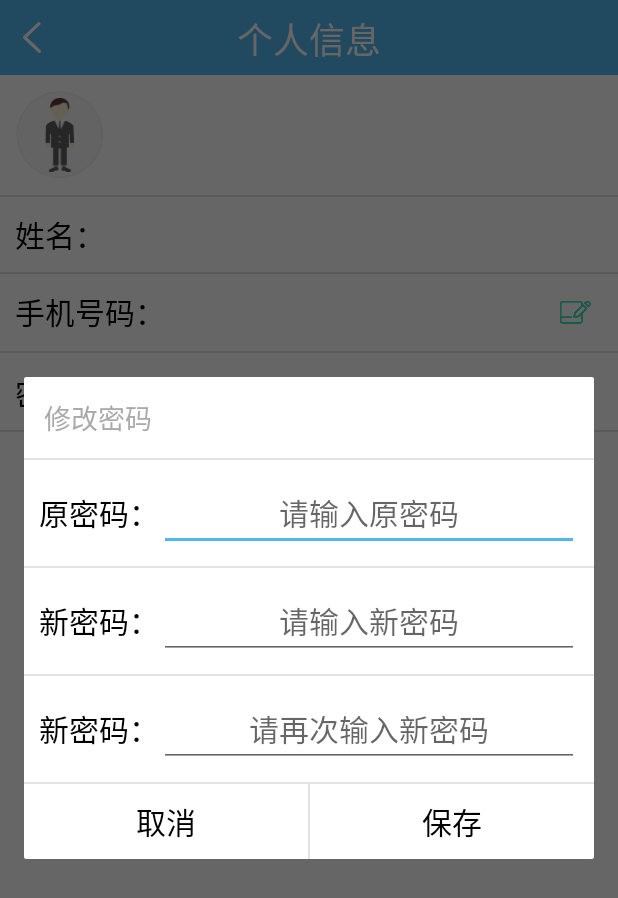
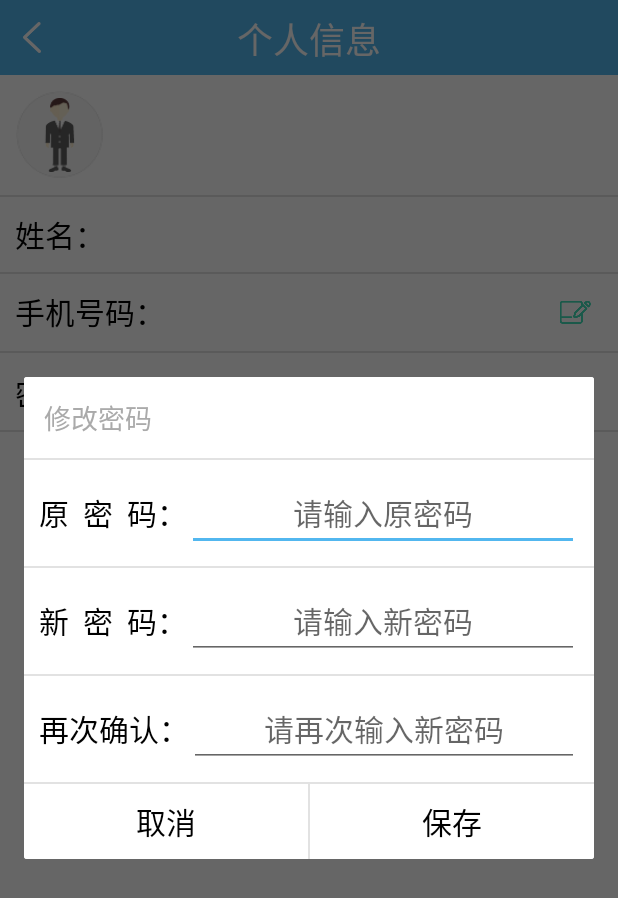
Before and after one commit to Qdddd/xunjian, an Android app: the MyInfoActivity screen opened directly, with no data from a screen before it, after a tap on an icon or button, on a phone screen of 412 x 824 dp. Shown: the top 898 px of the screen. Run offline under Robolectric (Android 15) with nearby library versions, the phone set to English and light mode, and no system bars; libraries missing offline, so code that uses them is left out: com.readystatesoftware.systembartint; network calls fail; 1 statement that could not run was skipped.

Commit message:
我的----详情--密码,手脚修改

```diff
--- a/app/src/main/java/com/yunwei/xunjian/util/Constants.java
+++ b/app/src/main/java/com/yunwei/xunjian/util/Constants.java
@@ -49,7 +49,7 @@ public class Constants {
     public static final String MY_INFO = BASIC_URL + "/user/getUserInfo";
 
     /*修改身份证号和电话号码*/
-    public static final String MODIFY_IDC_AND_PHONE = BASIC_URL + "/realUser/changeIdcNoAndPhone";
+    public static final String MODIFY_IDC_AND_PHONE = BASIC_URL + "/user/updatePhoneByOrganizCode";
 
     /*查看问题反馈*/
     public static final String GET_FEEDBACK = BASIC_URL + "/feedback/getFeedback";
@@ -61,5 +61,5 @@ public class Constants {
     public static final String ADD_FEEDBACK_WITH_PICTURE = BASIC_URL + "/feedback/addFeedbackPic";
 
     /*修改密码*/
-    public static final String MODIFY_PASSWORD = BASIC_URL + "/changePassword";
+    public static final String MODIFY_PASSWORD = BASIC_URL + "/user/updatePwByOrganizCode";
 }
--- a/app/src/main/res/layout/dialog_3.xml
+++ b/app/src/main/res/layout/dialog_3.xml
@@ -35,7 +35,7 @@
             android:id="@+id/old_psd"
             android:layout_width="wrap_content"
             android:layout_height="wrap_content"
-            android:text="原密码："
+            android:text="原  密  码："
             android:textColor="@color/black"
             android:textSize="20sp"
             android:layout_centerVertical="true"/>
@@ -46,7 +46,8 @@
             android:layout_height="wrap_content"
             android:textSize="20sp"
             android:gravity="center"
-            android:layout_toEndOf="@+id/old_psd"/>
+            android:layout_toEndOf="@+id/old_psd"
+            android:inputType="numberPassword"/>
     </RelativeLayout>
 
     <RelativeLayout
@@ -60,7 +61,7 @@
             android:id="@+id/new_psd"
             android:layout_width="wrap_content"
             android:layout_height="wrap_content"
-            android:text="新密码："
+            android:text="新  密  码："
             android:textColor="@color/black"
             android:textSize="20sp"
             android:layout_centerVertical="true"
@@ -72,7 +73,8 @@
             android:layout_height="wrap_content"
             android:textSize="20sp"
             android:gravity="center"
-            android:layout_toEndOf="@+id/new_psd"/>
+            android:layout_toEndOf="@+id/new_psd"
+            android:inputType="numberPassword"/>
     </RelativeLayout>
 
     <RelativeLayout
@@ -86,7 +88,7 @@
             android:id="@+id/new_psd1"
             android:layout_width="wrap_content"
             android:layout_height="wrap_content"
-            android:text="新密码："
+            android:text="再次确认："
             android:textColor="@color/black"
             android:textSize="20sp"
             android:layout_centerVertical="true"/>
@@ -97,7 +99,8 @@
             android:layout_height="wrap_content"
             android:textSize="20sp"
             android:gravity="center"
-            android:layout_toEndOf="@+id/new_psd1"/>
+            android:layout_toEndOf="@+id/new_psd1"
+            android:inputType="numberPassword"/>
     </RelativeLayout>
 
     <LinearLayout
```
Also changed, not shown: app/src/main/java/com/yunwei/xunjian/activity/MyInfoActivity.java (+57 -8 lines).
